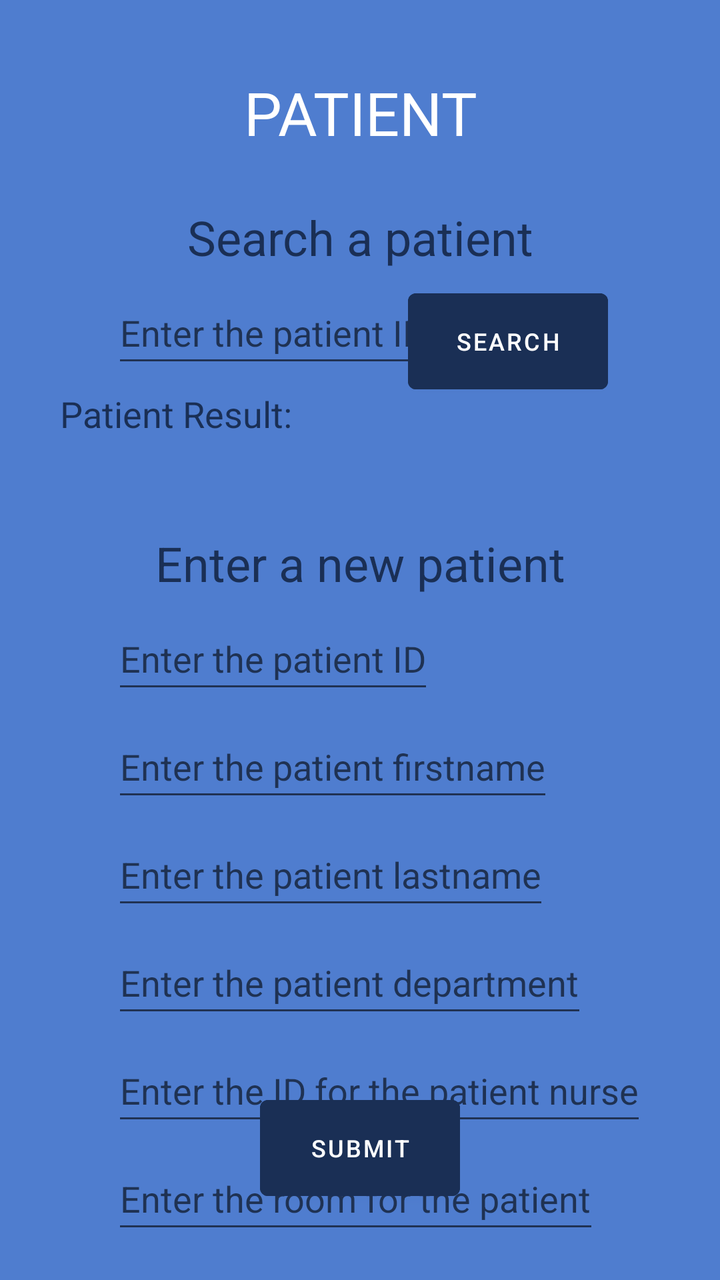
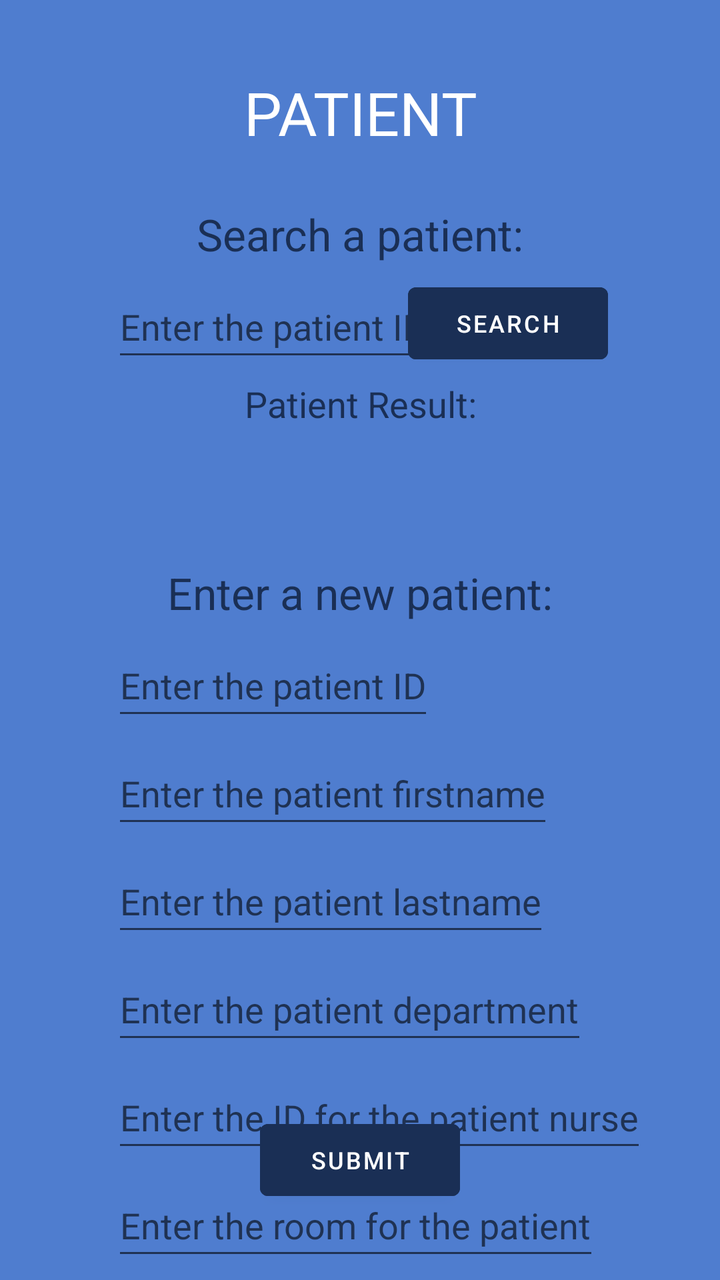

The first picture is an Android layout as it rendered before a commit; the second is the same layout after the commit. The layout source and the unified diff follow.
<!-- AndroidManifest.xml: application theme Theme.Alexandermaynard_COMP304Lab3_Ex1 -->
<!-- res/layout/activity_patient.xml -->
<?xml version="1.0" encoding="utf-8"?>
<androidx.constraintlayout.widget.ConstraintLayout xmlns:android="http://schemas.android.com/apk/res/android"
    xmlns:app="http://schemas.android.com/apk/res-auto"
    xmlns:tools="http://schemas.android.com/tools"
    android:id="@+id/main"
    android:layout_width="match_parent"
    android:layout_height="match_parent"
    tools:context=".Patient">

    <TextView
        android:id="@+id/patient_title"
        style="@style/title_text"
        android:layout_width="wrap_content"
        android:layout_height="wrap_content"
        android:layout_marginTop="36dp"
        android:text="@string/patient_title"
        app:layout_constraintEnd_toEndOf="parent"
        app:layout_constraintStart_toStartOf="parent"
        app:layout_constraintTop_toTopOf="parent" />

    <TextView
        android:id="@+id/search_patient_title"
        style="@style/sub_title_text"
        android:layout_width="wrap_content"
        android:layout_height="wrap_content"
        android:layout_marginTop="26dp"
        android:text="@string/search_patient_title"
        app:layout_constraintEnd_toEndOf="parent"
        app:layout_constraintStart_toStartOf="parent"
        app:layout_constraintTop_toBottomOf="@+id/patient_title" />

    <EditText
        android:id="@+id/patient_id_search"
        style="@style/edit_text"
        android:layout_width="wrap_content"
        android:layout_height="48dp"
        android:layout_marginStart="56dp"
        android:layout_marginTop="6dp"
        android:autofillHints="enter the patient's ID"
        android:hint="@string/patient_id_hint"
        android:inputType="number"
        app:layout_constraintStart_toStartOf="parent"
        app:layout_constraintTop_toBottomOf="@+id/search_patient_title" />

    <Button
        android:id="@+id/search_patient_btn"
        style="@style/regular_button"
        android:layout_marginTop="6dp"
        android:layout_marginEnd="56dp"
        android:text="@string/search_btn_text"
        app:layout_constraintEnd_toEndOf="parent"
        app:layout_constraintTop_toBottomOf="@+id/search_patient_title" />

    <TextView
        android:id="@+id/enter_patient_title"
        style="@style/sub_title_text"
        android:text="@string/enter_patient_title"
        app:layout_constraintEnd_toEndOf="parent"
        app:layout_constraintStart_toStartOf="parent"
        app:layout_constraintTop_toBottomOf="@+id/patient_result" />

    <TextView
        android:id="@+id/patient_result_title"
        style="@style/regular_text_view"
        android:text="@string/patient_result_text_prompt"
        app:layout_constraintEnd_toEndOf="parent"
        app:layout_constraintStart_toStartOf="parent"
        app:layout_constraintTop_toBottomOf="@+id/patient_id_search" />

    <TextView
        android:id="@+id/patient_result"
        style="@style/regular_text_view"
        android:text=""
        app:layout_constraintEnd_toEndOf="parent"
        app:layout_constraintStart_toStartOf="parent"
        app:layout_constraintTop_toBottomOf="@+id/patient_result_title" />


    <EditText
        android:id="@+id/patient_id_entry"
        style="@style/edit_text"
        android:autofillHints="enter the patient's id"
        android:hint="@string/patient_id_hint"
        android:inputType="number"
        app:layout_constraintStart_toStartOf="parent"
        app:layout_constraintTop_toBottomOf="@+id/enter_patient_title" />

    <EditText
        android:id="@+id/patient_firstname_entry"
        style="@style/edit_text"
        android:autofillHints="enter the patient's firstname"
        android:hint="@string/patient_firstname_hint"
        android:inputType="text"
        app:layout_constraintStart_toStartOf="parent"
        app:layout_constraintTop_toBottomOf="@+id/patient_id_entry" />

    <EditText
        android:id="@+id/patient_lastname_entry"
        style="@style/edit_text"
        android:autofillHints="enter the patient's lastname"
        android:hint="@string/patient_lastname_hint"
        android:inputType="text"
        app:layout_constraintStart_toStartOf="parent"
        app:layout_constraintTop_toBottomOf="@+id/patient_firstname_entry" />

    <EditText
        android:id="@+id/patient_department_entry"
        style="@style/edit_text"
        android:autofillHints="enter the patient's department"
        android:hint="@string/patient_department_hint"
        android:inputType="text"
        app:layout_constraintStart_toStartOf="parent"
        app:layout_constraintTop_toBottomOf="@+id/patient_lastname_entry" />

    <EditText
        android:id="@+id/patient_nurse_id"
        style="@style/edit_text"
        android:autofillHints="enter the ID for the patient's nurse"
        android:hint="@string/patient_nurse_id_hint"
        android:inputType="number"
        app:layout_constraintStart_toStartOf="parent"
        app:layout_constraintTop_toBottomOf="@+id/patient_department_entry" />

    <EditText
        android:id="@+id/patient_room_entry"
        style="@style/edit_text"
        android:autofillHints="enter the room number of the patient"
        android:hint="@string/patient_room_hint"
        android:inputType="number"
        app:layout_constraintStart_toStartOf="parent"
        app:layout_constraintTop_toBottomOf="@+id/patient_nurse_id" />

    <Button
        android:id="@+id/submit_btn"
        style="@style/regular_button"
        android:text="@string/submit_btn_text"
        app:layout_constraintBottom_toBottomOf="parent"
        app:layout_constraintEnd_toEndOf="parent"
        app:layout_constraintStart_toStartOf="parent" />

</androidx.constraintlayout.widget.ConstraintLayout>
<!-- resources referenced by this layout -->
<resources>
  <string name="enter_patient_title">Enter a new patient</string>
  <string name="patient_department_hint">Enter the patient department</string>
  <string name="patient_firstname_hint">Enter the patient firstname</string>
  <string name="patient_id_hint">Enter the patient ID</string>
  <string name="patient_lastname_hint">Enter the patient lastname</string>
  <string name="patient_nurse_id_hint">Enter the ID for the patient nurse</string>
  <string name="patient_result_text_prompt">Patient Result:</string>
  <string name="patient_room_hint">Enter the room for the patient</string>
  <string name="patient_title">PATIENT</string>
  <string name="search_btn_text">Search</string>
  <string name="search_patient_title">Search a patient</string>
  <string name="submit_btn_text">Submit</string>
  <style name="edit_text">
          <item name="android:layout_width">wrap_content</item>
          <item name="android:layout_height">48dp</item>
          <item name="android:textColor">@color/white</item>
          <item name="android:layout_marginTop">6dp</item>
          <item name="android:layout_marginStart">56dp</item>
      </style>
  <style name="regular_button">
          <item name="android:layout_width">100dp</item>
          <item name="android:layout_height">60dp</item>
          <item name="android:textColor">@color/white</item>
          <item name="android:backgroundTint">@color/dark_blue</item>
          <item name="android:layout_marginBottom">36dp</item>
          <item name="android:textSize">12sp</item>
      </style>
  <style name="regular_text_view">
          <item name="android:layout_width">300dp</item>
          <item name="android:layout_height">wrap_content</item>
          <item name="android:layout_marginTop">6dp</item>
      </style>
  <style name="sub_title_text">
          <item name="android:textSize">24sp</item>
          <item name="android:textColor">@color/dark_blue</item>
          <item name="android:textAlignment">center</item>
          <item name="android:layout_marginTop">16dp</item>
          <item name="layout_constraintVertical_bias">0.392</item>
          <item name="android:layout_width">wrap_content</item>
          <item name="android:layout_height">wrap_content</item>
      </style>
  <style name="title_text">
          <item name="android:textSize">30sp</item>
          <item name="android:textColor">@color/white</item>
          <item name="android:textAlignment">center</item>
          <item name="android:layout_marginTop">26dp</item>
          <item name="layout_constraintVertical_bias">0.392</item>
          <item name="android:layout_width">wrap_content</item>
          <item name="android:layout_height">wrap_content</item>
      </style>
  <style name="Theme.Alexandermaynard_COMP304Lab3_Ex1" parent="Base.Theme.Alexandermaynard_COMP304Lab3_Ex1" />
  <color name="white">#FFFFFFFF</color>
  <color name="dark_blue">#1A2F55</color>
  <style name="Base.Theme.Alexandermaynard_COMP304Lab3_Ex1" parent="Theme.MaterialComponents.DayNight.DarkActionBar">
          
          <item name="colorPrimary">@color/dark_blue</item>
          <item name="colorSecondary">@color/white</item>
          <item name="android:textColor">@color/dark_blue</item>
          <item name="android:windowBackground">@color/light_blue</item>
          <item name="android:textSize">18sp</item>
      </style>
  <color name="light_blue">#4F7DCF</color>
</resources>

<!-- the commit's change to res/layout/activity_patient.xml (unified diff, before → after) -->
@@ -31,7 +31,7 @@
 
     <EditText
         android:id="@+id/patient_id_search"
-        style="@style/edit_text"
+        style="@style/right_aligned_edit_text"
         android:layout_width="wrap_content"
         android:layout_height="48dp"
         android:layout_marginStart="56dp"
@@ -78,7 +78,7 @@
 
     <EditText
         android:id="@+id/patient_id_entry"
-        style="@style/edit_text"
+        style="@style/right_aligned_edit_text"
         android:autofillHints="enter the patient's id"
         android:hint="@string/patient_id_hint"
         android:inputType="number"
@@ -87,7 +87,7 @@
 
     <EditText
         android:id="@+id/patient_firstname_entry"
-        style="@style/edit_text"
+        style="@style/right_aligned_edit_text"
         android:autofillHints="enter the patient's firstname"
         android:hint="@string/patient_firstname_hint"
         android:inputType="text"
@@ -96,7 +96,7 @@
 
     <EditText
         android:id="@+id/patient_lastname_entry"
-        style="@style/edit_text"
+        style="@style/right_aligned_edit_text"
         android:autofillHints="enter the patient's lastname"
         android:hint="@string/patient_lastname_hint"
         android:inputType="text"
@@ -105,7 +105,7 @@
 
     <EditText
         android:id="@+id/patient_department_entry"
-        style="@style/edit_text"
+        style="@style/right_aligned_edit_text"
         android:autofillHints="enter the patient's department"
         android:hint="@string/patient_department_hint"
         android:inputType="text"
@@ -114,7 +114,7 @@
 
     <EditText
         android:id="@+id/patient_nurse_id"
-        style="@style/edit_text"
+        style="@style/right_aligned_edit_text"
         android:autofillHints="enter the ID for the patient's nurse"
         android:hint="@string/patient_nurse_id_hint"
         android:inputType="number"
@@ -123,7 +123,7 @@
 
     <EditText
         android:id="@+id/patient_room_entry"
-        style="@style/edit_text"
+        style="@style/right_aligned_edit_text"
         android:autofillHints="enter the room number of the patient"
         android:hint="@string/patient_room_hint"
         android:inputType="number"
<!-- resource entries referenced after the edit -->
@@ -1,6 +1,6 @@
 <!-- resources referenced by this layout -->
 <resources>
-  <string name="enter_patient_title">Enter a new patient</string>
+  <string name="enter_patient_title">Enter a new patient:</string>
   <string name="patient_department_hint">Enter the patient department</string>
   <string name="patient_firstname_hint">Enter the patient firstname</string>
   <string name="patient_id_hint">Enter the patient ID</string>
@@ -10,30 +10,31 @@
   <string name="patient_room_hint">Enter the room for the patient</string>
   <string name="patient_title">PATIENT</string>
   <string name="search_btn_text">Search</string>
-  <string name="search_patient_title">Search a patient</string>
+  <string name="search_patient_title">Search a patient:</string>
   <string name="submit_btn_text">Submit</string>
-  <style name="edit_text">
-          <item name="android:layout_width">wrap_content</item>
-          <item name="android:layout_height">48dp</item>
-          <item name="android:textColor">@color/white</item>
-          <item name="android:layout_marginTop">6dp</item>
-          <item name="android:layout_marginStart">56dp</item>
-      </style>
   <style name="regular_button">
           <item name="android:layout_width">100dp</item>
-          <item name="android:layout_height">60dp</item>
+          <item name="android:layout_height">48dp</item>
           <item name="android:textColor">@color/white</item>
           <item name="android:backgroundTint">@color/dark_blue</item>
           <item name="android:layout_marginBottom">36dp</item>
           <item name="android:textSize">12sp</item>
       </style>
   <style name="regular_text_view">
-          <item name="android:layout_width">300dp</item>
-          <item name="android:layout_height">wrap_content</item>
+          <item name="android:layout_width">match_parent</item>
+          <item name="android:layout_height">36dp</item>
+          <item name="android:layout_marginTop">4dp</item>
+          <item name="android:textAlignment">center</item>
+      </style>
+  <style name="right_aligned_edit_text">
+          <item name="android:layout_width">wrap_content</item>
+          <item name="android:layout_height">48dp</item>
+          <item name="android:textColor">@color/black</item>
           <item name="android:layout_marginTop">6dp</item>
+          <item name="android:layout_marginStart">56dp</item>
       </style>
   <style name="sub_title_text">
-          <item name="android:textSize">24sp</item>
+          <item name="android:textSize">22sp</item>
           <item name="android:textColor">@color/dark_blue</item>
           <item name="android:textAlignment">center</item>
           <item name="android:layout_marginTop">16dp</item>
@@ -53,6 +54,7 @@
   <style name="Theme.Alexandermaynard_COMP304Lab3_Ex1" parent="Base.Theme.Alexandermaynard_COMP304Lab3_Ex1" />
   <color name="white">#FFFFFFFF</color>
   <color name="dark_blue">#1A2F55</color>
+  <color name="black">#FF000000</color>
   <style name="Base.Theme.Alexandermaynard_COMP304Lab3_Ex1" parent="Theme.MaterialComponents.DayNight.DarkActionBar">
           
           <item name="colorPrimary">@color/dark_blue</item>
